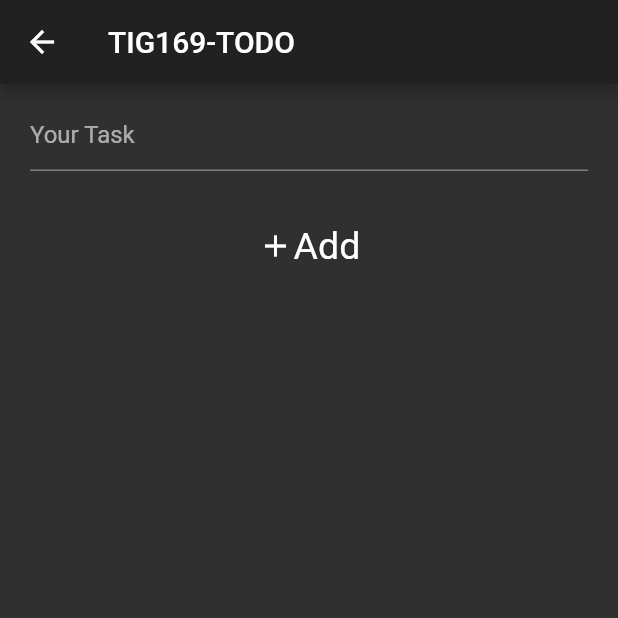
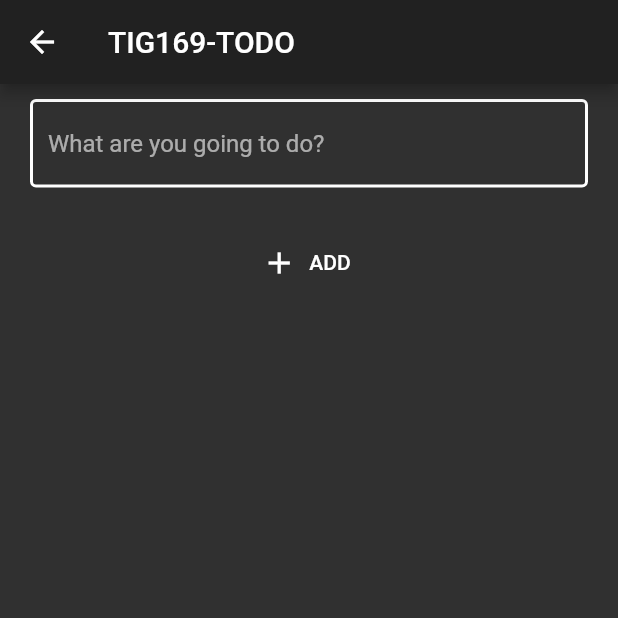
Before and after one commit to gu-tig169/gussveembd, a Flutter app: the screen it shows after launch, after a tap on an icon or button, on a phone screen of 412 x 824 dp, the top half of it. Run offline on Flutter 3.47's test engine with Material 2 defaults, Android fonts, the phone set to English and light mode, and no system bars.

Commit message:
Lade till all funktionalitet förutom filtrering

```diff
--- a/lib/SecondView.dart
+++ b/lib/SecondView.dart
@@ -1,14 +1,36 @@
 import 'package:flutter/material.dart';
+import 'model.dart';
 
 class SecondView extends StatefulWidget {
+  final TodoItem todo;
+
+  SecondView(this.todo);
+
+
   @override
-  _SecondViewState createState() => _SecondViewState();
+  State<StatefulWidget> createState() {
+    return SecondViewState(todo);
+  }
 }
 
-class _SecondViewState extends State<SecondView> {
-  BuildContext get context => null;
+class SecondViewState extends State<SecondView> {
+    String task;
+  bool checkbox;
 
-  @override
+  TextEditingController textEditingController;
+  SecondViewState(TodoItem todo) {
+    this.task = todo.task;
+    this.checkbox = todo.checkbox;
+
+    textEditingController = TextEditingController(text: todo.task);
+
+    textEditingController.addListener(() {
+      setState(() {
+        task = textEditingController.text;
+      });
+    });
+  }
+
   Widget build(BuildContext context) {
     return Scaffold(
         appBar: AppBar(
@@ -34,7 +56,13 @@ class _SecondViewState extends State<SecondView> {
           top: 10,
         ),
         child: TextField(
-          decoration: InputDecoration(hintText: "Your Task"),
+          controller: textEditingController,
+              decoration: InputDecoration(
+                  focusedBorder: OutlineInputBorder(
+                      borderSide: BorderSide(color: Colors.white, width: 2)),
+                  enabledBorder: OutlineInputBorder(
+                      borderSide: BorderSide(color: Colors.white, width: 2)),
+                  hintText: 'What are you going to do?'),
         ));
   }
 
@@ -45,11 +73,12 @@ class _SecondViewState extends State<SecondView> {
         Container(
           height: 100,
         ),
-        Icon(Icons.add),
-        Text(
-          "Add",
-          style: TextStyle(fontSize: 25),
-        ),
+              FlatButton.icon(
+          onPressed: () {
+            Navigator.pop(context, TodoItem(checkbox: false, task: task));
+          },
+          label: Text('ADD'),
+          icon: Icon(Icons.add))
       ],
     );
   }
--- /dev/null
+++ b/lib/TodoListView.dart
@@ -0,0 +1,77 @@
+
+
+import 'package:flutter/material.dart';
+import 'package:gussveembd_tig169/SecondView.dart';
+import 'package:gussveembd_tig169/model.dart';
+import 'package:provider/provider.dart';
+
+import 'SecondView.dart';
+import 'TodoList.dart';
+
+class TodoListView extends StatelessWidget{
+  Widget build(BuildContext context) {
+    return Scaffold(
+      appBar: _myAppbar(context),
+      body: Consumer<MyState>(builder: (context, state, child) => TodoList(state.list),
+      ),
+      floatingActionButton: _nextPageButton(context),
+    );
+  }
+
+  Widget _myAppbar(context) {
+    return AppBar(
+      title: Padding(
+        padding: const EdgeInsets.only(
+          left: 50,
+        ),
+        child: Center(child: Text("TIG169-TODO")),
+      ),
+      actions: [
+        _popup(context),
+      ],
+    );
+  }
+
+  Widget _nextPageButton(context) {
+    return FloatingActionButton(
+      onPressed: () async {
+              var newTask = await Navigator.push(
+                  context,
+                  MaterialPageRoute(
+                      builder: (context) => SecondView(TodoItem(task: ''))));
+              if (newTask != null) {
+                Provider.of<MyState>(context, listen: false).addTodo(newTask);
+              }
+
+
+      },
+      child: Text(
+        "+",
+        style: TextStyle(fontSize: 35),
+      ),
+    );
+  }
+
+  Widget _popup(BuildContext context,) {
+    return PopupMenuButton(
+      itemBuilder: (context) => [
+            PopupMenuItem(
+              child: Text('all'),
+              value: 'one',
+            ),
+            PopupMenuItem(
+              child: Text('done'),
+              value: 'two',
+            ),
+            PopupMenuItem(
+              child: Text('undone'),
+              value: 'three',
+            )
+          ],
+      icon: Icon(
+        Icons.more_vert,
+        size: 30,
+        color: Colors.white,
+      ));
+  }
+}
--- a/lib/main.dart
+++ b/lib/main.dart
@@ -1,10 +1,19 @@
 import 'dart:ui';
 import 'package:flutter/material.dart';
+import 'package:gussveembd_tig169/model.dart';
+import 'package:provider/provider.dart';
 
-import './SecondView.dart';
+import 'TodoListView.dart';
 
 void main() {
-  runApp(MyApp());
+  var state = MyState();
+
+    runApp(
+    ChangeNotifierProvider(
+      create: (context) => state,
+      child: MyApp(),
+    ),
+  );
 }
 
 class MyApp extends StatefulWidget {
@@ -21,130 +30,7 @@ class _MyAppState extends State<MyApp> {
         brightness: Brightness.dark,
         visualDensity: VisualDensity.adaptivePlatformDensity,
       ),
-      home: MainView(),
+      home: TodoListView(),
     );
   }
 }
-
-class MainView extends StatefulWidget {
-  @override
-  _MainViewState createState() => _MainViewState();
-}
-
-class _MainViewState extends State<MainView> {
-  String _value;
-
-  @override
-  Widget build(BuildContext context) {
-    return Scaffold(
-      appBar: AppBar(
-        title: Center(child: Text("TIG169-TODO")),
-        actions: [
-          _popup(context),
-        ],
-      ),
-      body: _viewList(),
-      floatingActionButton: _nextPageButton(),
-    );
-  }
-
-  bool _checked = false;
-
-  Widget _viewList() {
-    return ListView(
-      children: [
-        _item("Task to do...", "When to do it...", _checked),
-        _item("Task to do...", "When to do it...", _checked),
-        _item("Task to do...", "When to do it...", _checked),
-        _item("Task to do...", "When to do it...", _checked),
-        _item("Task to do...", "When to do it...", _checked),
-        _item("Task to do...", "When to do it...", _checked),
-        _item("Task to do...", "When to do it...", _checked),
-        _item("Task to do...", "When to do it...", _checked),
-        _item("Task to do...", "When to do it...", _checked),
-        _item("Task to do...", "When to do it...", _checked),
-        _item("Task to do...", "When to do it...", _checked),
-        _item("Task to do...", "When to do it...", _checked),
-        _item("Task to do...", "When to do it...", _checked),
-        _item("Task to do...", "When to do it...", _checked),
-        _item("Task to do...", "When to do it...", _checked),
-        _item("Task to do...", "When to do it...", _checked),
-        _item("Task to do...", "When to do it...", _checked),
-        _item("Task to do...", "When to do it...", _checked),
-
-
-      ],
-    );
-  }
-
-  Widget _item(task, when, bool) {
-    return CheckboxListTile(
-      title: Text(task),
-      subtitle: Text(when),
-      controlAffinity: ListTileControlAffinity.leading,
-      secondary: Icon(Icons.delete),
-      value: _checked,
-      onChanged: (newValue) {
-        setState(() {
-          _checked = newValue;
-        });
-      },
-      activeColor: Colors.black45,
-    );
-  }
-
-  Widget _nextPageButton() {
-    return FloatingActionButton(
-      onPressed: () {
-        Navigator.push(
-            context, MaterialPageRoute(builder: (context) => SecondView()));
-      },
-      child: Text(
-        "+",
-        style: TextStyle(fontSize: 35),
-      ),
-    );
-  }
-
-  Widget _popup(BuildContext context) {
-    return Padding(
-      padding: const EdgeInsets.only(
-        left: 40,
-        right: 40,
-      ),
-      child: Container(
-        margin: EdgeInsets.only(
-          left: 20,
-        ),
-        child: DropdownButton<String>(
-          items: [
-            DropdownMenuItem<String>(
-              child: Text('All'),
-              value: 'one',
-            ),
-            DropdownMenuItem<String>(
-              child: Text('Done'),
-              value: 'two',
-            ),
-            DropdownMenuItem<String>(
-              child: Text('Not done'),
-              value: 'three',
-            ),
-          ],
-          onChanged: (String value) {
-            setState(() {
-              _value = value;
-            });
-          },
-          hint: Text('All'),
-          value: _value,
-          underline: Container(),
-          style: TextStyle(
-            fontWeight: FontWeight.bold,
-            color: Colors.white70,
-          ),
-        ),
-      ),
-    );
-  }
-}
--- a/pubspec.yaml
+++ b/pubspec.yaml
@@ -31,6 +31,7 @@ dependencies:
   # The following adds the Cupertino Icons font to your application.
   # Use with the CupertinoIcons class for iOS style icons.
   cupertino_icons: ^1.0.0
+  provider: any
 
 dev_dependencies:
   flutter_test:
```
Also changed, not shown: lib/TodoList.dart (added, +32 -0 lines), lib/model.dart (added, +39 -0 lines), pubspec.lock.
